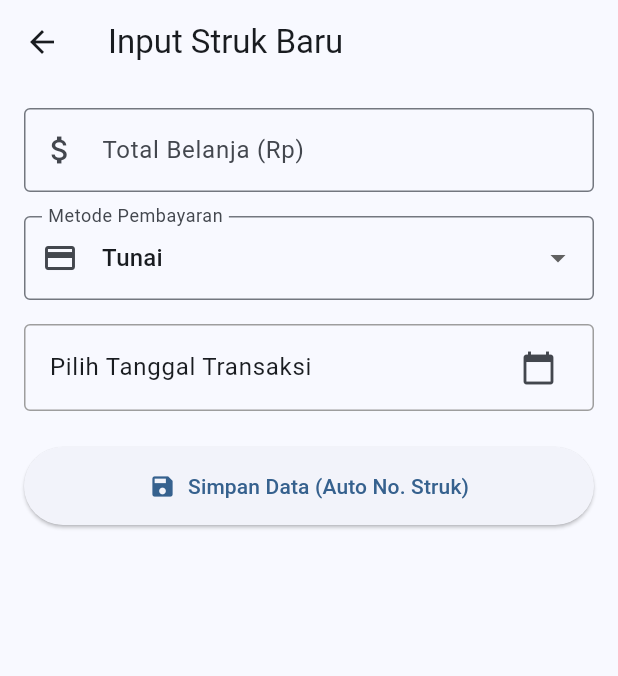
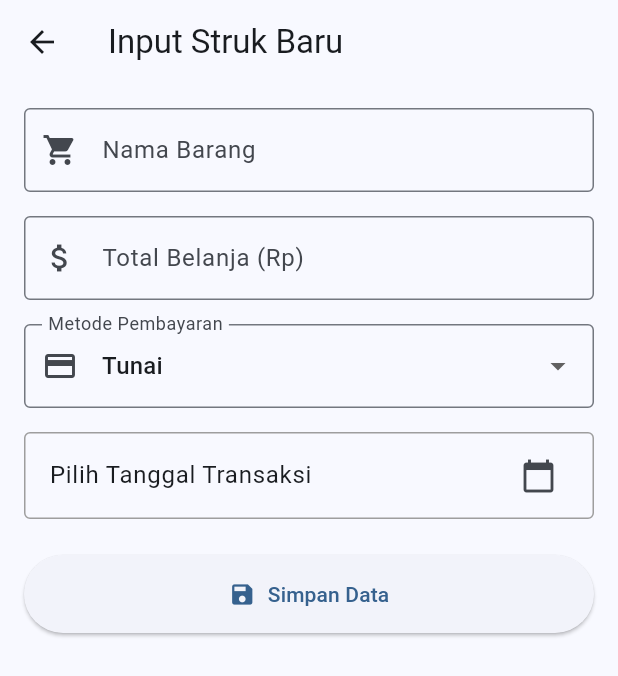
Before and after one commit to adwinprayoga/kasir_swalayan, a Flutter app: the AddTransactionPage screen opened directly, on a phone screen of 412 x 824 dp. Shown: the top 676 px of the screen. Run offline on Flutter 3.47's test engine with Material 3 defaults, Android fonts, the phone set to English and light mode, and no system bars; our stand-ins replace sqflite; accounts and stored records are empty.

Commit message:
Feat: Menambahkan fitur switch akun dan nama barang

```diff
--- a/lib/models/transaction_model.dart
+++ b/lib/models/transaction_model.dart
@@ -4,17 +4,19 @@
 abstract class StoreTransaction {
   // Encapsulation: Private attributes
   int? _id;
-  String _receiptNumber; // Nomor struk belanja
+  String _receiptNumber; // Nomor struk belanja otomatis
+  String _itemName;      // Nama barang
   double _totalAmount;   // Total nominal belanja
   DateTime _date;        // Tanggal transaksi
   int _employeeId;       // ID Kasir yang menangani transaksi
 
   // Constructor
-  StoreTransaction(this._id, this._receiptNumber, this._totalAmount, this._date, this._employeeId);
+  StoreTransaction(this._id, this._receiptNumber, this._itemName, this._totalAmount, this._date, this._employeeId);
 
   // Getter untuk mengakses private attributes dengan aman
   int? get id => _id;
   String get receiptNumber => _receiptNumber;
+  String get itemName => _itemName;
   double get totalAmount => _totalAmount;
   DateTime get date => _date;
   int get employeeId => _employeeId;
@@ -28,6 +30,7 @@ abstract class StoreTransaction {
     return {
       'id': _id,
       'receipt_number': _receiptNumber,
+      'item_name': _itemName,
       'total_amount': _totalAmount,
       'date': _date.toIso8601String(),
       'payment_method': getPaymentMethod(),
@@ -41,17 +44,18 @@ class CashTransaction extends StoreTransaction {
   CashTransaction({
     int? id,
     required String receiptNumber,
+    required String itemName,
     required double totalAmount,
     required DateTime date,
     required int employeeId,
-  }) : super(id, receiptNumber, totalAmount, date, employeeId);
+  }) : super(id, receiptNumber, itemName, totalAmount, date, employeeId);
 
   @override
   String getPaymentMethod() => 'Tunai';
 
   @override
   String getReceiptHeader() {
-    return "Struk Tunai: $receiptNumber";
+    return "$itemName (Tunai: $receiptNumber)";
   }
 }
 
@@ -60,16 +64,17 @@ class QrisTransaction extends StoreTransaction {
   QrisTransaction({
     int? id,
     required String receiptNumber,
+    required String itemName,
     required double totalAmount,
     required DateTime date,
     required int employeeId,
-  }) : super(id, receiptNumber, totalAmount, date, employeeId);
+  }) : super(id, receiptNumber, itemName, totalAmount, date, employeeId);
 
   @override
   String getPaymentMethod() => 'QRIS';
 
   @override
   String getReceiptHeader() {
-    return "Struk Digital (QRIS): $receiptNumber";
+    return "$itemName (QRIS: $receiptNumber)";
   }
 }
--- a/lib/pages/add_transaction_page.dart
+++ b/lib/pages/add_transaction_page.dart
@@ -15,39 +15,36 @@ class AddTransactionPage extends StatefulWidget {
 
 class _AddTransactionPageState extends State<AddTransactionPage> {
   final _formKey = GlobalKey<FormState>();
-  final _amountController = TextEditingController(); // _receiptController dihapus
+  final _itemController = TextEditingController(); // Controller nama barang
+  final _amountController = TextEditingController();
 
   String _paymentMethod = 'Tunai';
   DateTime? _selectedDate;
 
   @override
   void dispose() {
+    _itemController.dispose();
     _amountController.dispose();
     super.dispose();
   }
 
-  // Diubah menjadi async untuk menunggu query database
   void _submitForm() async {
     if (_formKey.currentState!.validate() && _selectedDate != null) {
+      final itemName = _itemController.text.trim();
       final amount = double.parse(_amountController.text);
       final currentEmployeeId = context.read<AuthProvider>().currentEmployee!.id!;
 
-      // 1. Ekstrak string tanggal (Contoh: "2026-10-28")
       String datePrefix = _selectedDate!.toIso8601String().split('T')[0];
-      // 2. Hilangkan tanda strip untuk format struk (Contoh: "20261028")
       String dateForReceipt = datePrefix.replaceAll('-', '');
-
-      // 3. Ambil jumlah transaksi hari itu dari SQLite dan buat urutan 3 digit
       int count = await DatabaseHelper.instance.getTodayTransactionCount(currentEmployeeId, datePrefix);
-      String sequence = (count + 1).toString().padLeft(3, '0'); // "001", "002", dst.
-
-      // 4. Format Otomatis: EMP1-20261028-001
+      String sequence = (count + 1).toString().padLeft(3, '0');
       String autoReceiptNumber = "EMP$currentEmployeeId-$dateForReceipt-$sequence";
 
       StoreTransaction newTransaction;
       if (_paymentMethod == 'Tunai') {
         newTransaction = CashTransaction(
           receiptNumber: autoReceiptNumber,
+          itemName: itemName,
           totalAmount: amount,
           date: _selectedDate!,
           employeeId: currentEmployeeId,
@@ -55,6 +52,7 @@ class _AddTransactionPageState extends State<AddTransactionPage> {
       } else {
         newTransaction = QrisTransaction(
           receiptNumber: autoReceiptNumber,
+          itemName: itemName,
           totalAmount: amount,
           date: _selectedDate!,
           employeeId: currentEmployeeId,
@@ -68,7 +66,7 @@ class _AddTransactionPageState extends State<AddTransactionPage> {
         );
       }
 
-      // Reset form input
+      _itemController.clear();
       _amountController.clear();
       setState(() {
         _selectedDate = null;
@@ -90,7 +88,21 @@ class _AddTransactionPageState extends State<AddTransactionPage> {
         child: ListView(
           padding: const EdgeInsets.all(16),
           children: [
-            // Kolom Input Nomor Struk dihilangkan dari UI
+            // Kolom Input Nama Barang Baru
+            TextFormField(
+              controller: _itemController,
+              decoration: const InputDecoration(
+                labelText: 'Nama Barang',
+                border: OutlineInputBorder(),
+                prefixIcon: Icon(Icons.shopping_cart),
+              ),
+              validator: (value) {
+                if (value == null || value.trim().isEmpty) return 'Nama barang wajib diisi';
+                return null;
+              },
+            ),
+            const SizedBox(height: 16),
+
             TextFormField(
               controller: _amountController,
               decoration: const InputDecoration(
@@ -154,7 +166,7 @@ class _AddTransactionPageState extends State<AddTransactionPage> {
             ElevatedButton.icon(
               onPressed: _submitForm,
               icon: const Icon(Icons.save),
-              label: const Text('Simpan Data (Auto No. Struk)'),
+              label: const Text('Simpan Data'),
               style: ElevatedButton.styleFrom(
                 padding: const EdgeInsets.symmetric(vertical: 16),
               ),
```
Also changed, not shown: lib/pages/dashboard_page.dart (+37 -4 lines), lib/pages/detail_page.dart (+5 -5 lines), lib/providers/transaction_provider.dart (+4 -6 lines), lib/services/database_helper.dart (+11 -30 lines).
